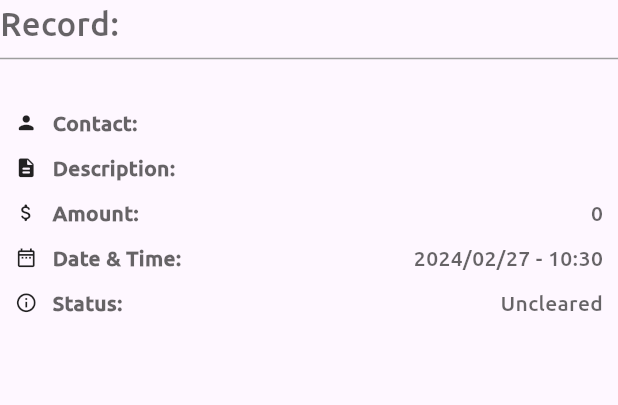
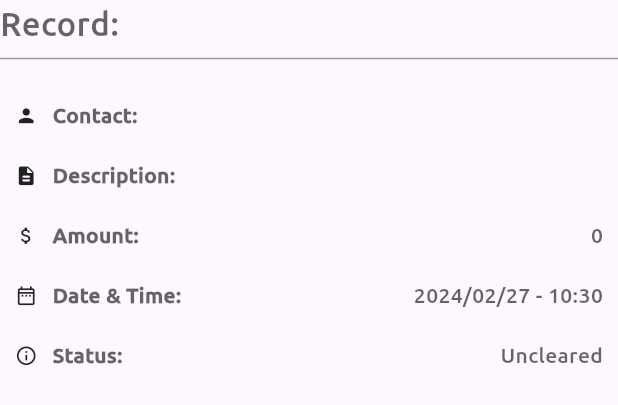
Before and after one commit to reesaam/paria_app, a Flutter app: the ShowAccountRecordFormWidget widget shown alone on an empty page, opened directly with empty values, on a phone screen of 412 x 824 dp. Shown: the top 405 px of the screen. Run offline on Flutter 3.47's test engine with Material 3 defaults, Android fonts, the phone set to English and light mode, and no system bars; our stand-ins replace auto_size_text, connectivity_plus, dartz, dio, freezed_annotation, get and 5 more; missing offline and left inert: dart:ffi, flutter_file_dialog, open_file_plus; accounts and stored records are empty; generated files the repository leaves out were written again; project files that could hold a hidden picture were left out.

Commit message:
Some Refactor

```diff
--- a/lib/data/resources/app_paddings.dart
+++ b/lib/data/resources/app_paddings.dart
@@ -48,7 +48,7 @@ class AppPaddings {
   static EdgeInsets get accountsTable => const EdgeInsets.symmetric(horizontal: 10);
   static EdgeInsets get accountsTableItem => const EdgeInsets.symmetric(horizontal: 5, vertical: 10);
   static EdgeInsets get accountsSelectContactList => const EdgeInsets.all(10);
-  static EdgeInsets get accountsShowRecordItem => const EdgeInsets.symmetric(vertical: 5, horizontal: 10);
+  static EdgeInsets get accountsShowRecordItem => const EdgeInsets.symmetric(vertical: 10, horizontal: 10);
 
   ///Contacts Balance
   static EdgeInsets get contactsBalanceItemDetailsItem => const EdgeInsets.symmetric(vertical: 5, horizontal: 20);
--- a/lib/features/accounts/presentation/manager/contacts_balance_controller.dart
+++ b/lib/features/accounts/presentation/manager/contacts_balance_controller.dart
@@ -39,9 +39,9 @@ class ContactsBalanceController extends CoreController {
   }
 
   itemDetailsDialog(AppContactEntity contact) async {
-    List<AppAccountRecordEntity> contactRecords =
-        listRecords.getContactRecords(contact, false);
-    contactRecords.sort((a, b) => b.amount!.compareTo(a.amount!));
+    AppAccountRecordEntitiesList contactRecords = AppAccountRecordEntitiesList(
+        recordsList: listRecords.getContactRecords(contact, false));
+    contactRecords.sortByAmountDec;
     await AppDialogs().appBottomDialogWithOk(
         dismissible: true,
         title: Texts.to.contactsBalanceItemDetailsDialogTitle,
--- a/lib/features/accounts/presentation/pages/contacts_balance_page.dart
+++ b/lib/features/accounts/presentation/pages/contacts_balance_page.dart
@@ -3,15 +3,16 @@ import 'package:paria_app/core/app_extensions/data_models_extensions/extension_a
 import 'package:paria_app/core/app_extensions/data_models_extensions/extension_contact.dart';
 import 'package:paria_app/core/app_extensions/data_models_extensions/extension_contacts_list.dart';
 import 'package:paria_app/core/app_extensions/data_types_extensions/extension_int.dart';
-import 'package:paria_app/data/resources/app_colors.dart';
 
 import '../../../../core/app_localization.dart';
 import '../../../../core/elements/core_view.dart';
 import '../../../../app/components/main_components/app_bar.dart';
+import '../../../../data/resources/app_colors.dart';
+import '../../../contacts/domain/entities/contact_entity/contact_entity.dart';
 import '../manager/contacts_balance_controller.dart';
 
 class ContactsBalancePage extends CoreView<ContactsBalanceController> {
-  ContactsBalancePage({super.key});
+  const ContactsBalancePage({super.key});
 
   @override
   PreferredSizeWidget? get appBar =>
@@ -29,24 +30,28 @@ class ContactsBalancePage extends CoreView<ContactsBalanceController> {
               columns: _tableColumns(),
               rows: _tableRows())));
 
-  _tableRows() => List<DataRow>.generate(
+  _tableRows() {
+    List<AppContactEntity> contacts = controller.listContacts.contactsList;
+    List<DataRow> rows = List<DataRow>.empty(growable: true);
+    rows = List<DataRow>.generate(
         controller.listContacts.count,
         (index) => DataRow(
-              onLongPress: () => controller.itemDetailsDialog(
-                  controller.listContacts.contactsList[index]),
+                onLongPress: () =>
+                    controller.itemDetailsDialog(contacts[index]),
                 cells: [
-                DataCell(_createText(controller
-                    .listContacts.contactsList[index].getContactFullName)),
-                DataCell(_createText(controller.listContacts.contactsList[index]
+                  DataCell(_createText(contacts[index].getContactFullName)),
+                  DataCell(_createText(contacts[index]
                       .calculateBalance(false)
                       .balance
                       .toCurrency)),
                   DataCell(_createText(controller.listRecords
-                    .getContactRecords(
-                        controller.listContacts.contactsList[index], false)
+                      .getContactRecords(contacts[index], false)
                       .length
                       .toString())),
                 ]));
+    rows.add(_total(contacts));
+    return rows;
+  }
 
   _tableColumns() => List<DataColumn>.of([
         DataColumn(
@@ -59,7 +64,23 @@ class ContactsBalancePage extends CoreView<ContactsBalanceController> {
             label: _createHeaderText(Texts.to.contactsBalanceTableHeaderCount)),
       ]);
 
-  _createHeaderText(String text) => Text(text);
+  _total(List<AppContactEntity> contacts) => DataRow(
+          color: MaterialStateProperty.all(
+              AppColors.appDefaultColorSecond.withOpacity(0.8)),
+          cells: [
+            DataCell(_createTotalText(contacts.length.toString())),
+            DataCell(_createTotalText(
+                controller.listRecords.calculateSum(false).balance.toCurrency)),
+            DataCell(_createTotalText(controller.listRecords.count.toString())),
+          ]);
 
-  _createText(String text) => Text(text);
+  _createHeaderText(String text) =>
+      Text(text, style: TextStyle(color: AppColors.textNormalDark));
+
+  _createTotalText(String text) => Padding(
+      padding: const EdgeInsets.only(left: 10),
+      child: Text(text, style: TextStyle(color: AppColors.textNormalDark)));
+
+  _createText(String text) =>
+      Padding(padding: const EdgeInsets.only(left: 10), child: Text(text));
 }
--- a/lib/features/accounts/presentation/widgets/show_account_form.dart
+++ b/lib/features/accounts/presentation/widgets/show_account_form.dart
@@ -25,7 +25,7 @@ class ShowAccountRecordFormWidget extends StatelessWidget {
         Text(Texts.to.accountShowRecordTitle.withDoubleDots,
             style: AppTextStyles.accountsShowRecordTitle),
         AppDividers.generalDividerWithAppDefaultColor,
-        AppSpaces.h20,
+        AppSpaces.h10,
         // _widgetInfoItem(Icon(Icons.numbers), 'ID:', record.id ?? ''),
         _widgetInfoItem(
             AppIcons.contacts,
```
Also changed, not shown: lib/core/app_extensions/data_models_extensions/extension_account_records_list.dart (+16 -0 lines), lib/features/accounts/presentation/widgets/contacts_balance_detail_form.dart (+13 -13 lines). Lines whose indentation alone changed are shown as unchanged.
